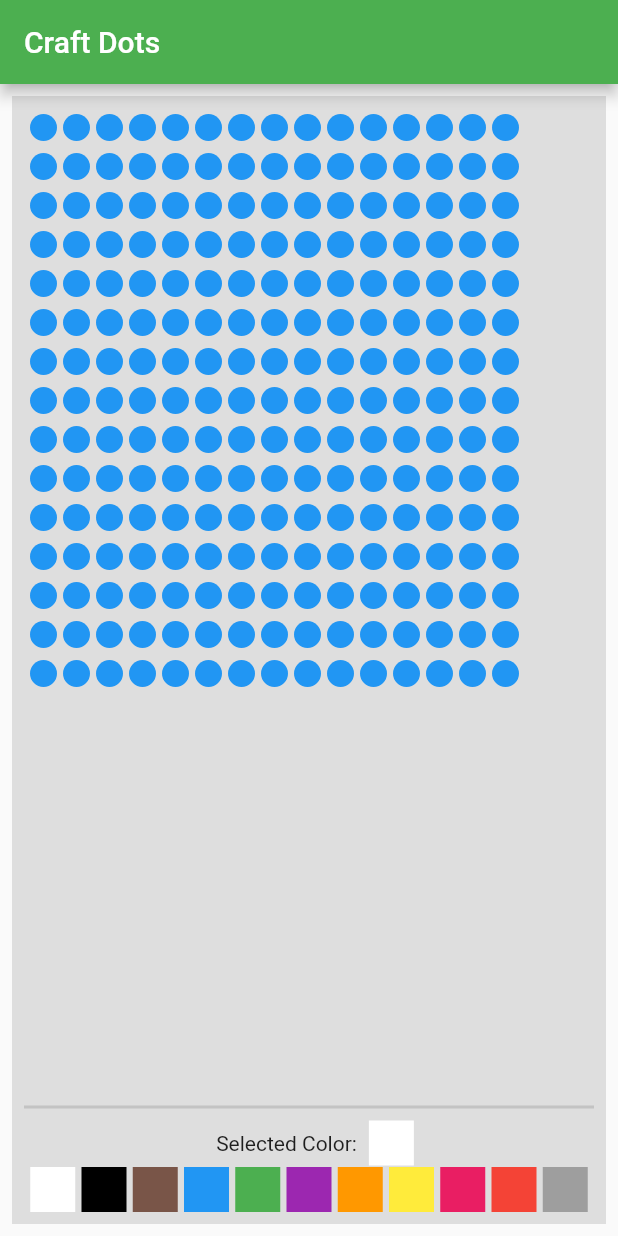
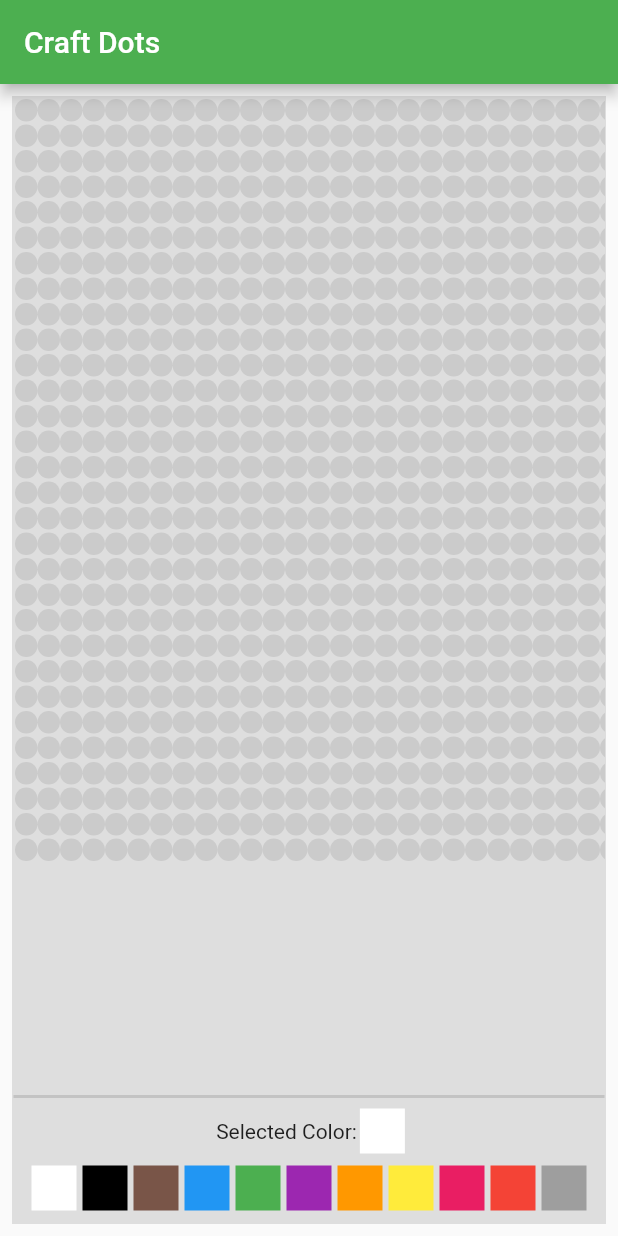
Before and after one commit to BMarx981/craft_dots, a Flutter app: the screen it shows after launch, on a phone screen of 412 x 824 dp. Run offline on Flutter 3.47's test engine with Material 2 defaults, Android fonts, the phone set to English and light mode, and no system bars.

Commit message:
Make board fully viewable.

```diff
--- /dev/null
+++ b/lib/models/size_config.dart
@@ -0,0 +1,17 @@
+import 'package:flutter/widgets.dart';
+
+class SizeConfig {
+  static MediaQueryData _mediaQueryData = const MediaQueryData();
+  static double screenWidth = 0;
+  static double screenHeight = 0;
+  static double blockSizeHorizontal = 0;
+  static double blockSizeVertical = 0;
+
+  void init(BuildContext context) {
+    _mediaQueryData = MediaQuery.of(context);
+    screenWidth = _mediaQueryData.size.width;
+    screenHeight = _mediaQueryData.size.height;
+    blockSizeHorizontal = screenWidth / 100;
+    blockSizeVertical = screenHeight / 100;
+  }
+}
--- a/lib/ui/peg_board.dart
+++ b/lib/ui/peg_board.dart
@@ -1,3 +1,4 @@
+import 'package:craft_dots/models/size_config.dart';
 import 'package:flutter/material.dart';
 
 class PegBoard extends StatefulWidget {
@@ -8,20 +9,22 @@ class PegBoard extends StatefulWidget {
 }
 
 class _PegBoardState extends State<PegBoard> {
+  List<Widget> board = [];
+  Color mainBoardColor = Colors.grey.withOpacity(.3);
   List<List<Color>> colorLists = [];
   Color currentColor = Colors.white;
-  int size = 15;
+  int size = 30;
 
   @override
   void initState() {
     colorLists = List.generate(
-        15,
+        size,
         (i) => List.generate(
-              15,
-              (_) => Colors.blue,
+              size,
+              (_) => mainBoardColor,
             ),
         growable: false);
-    _generateBoard(size);
+    board = _generateBoard(size);
     super.initState();
   }
 
@@ -29,17 +32,16 @@ class _PegBoardState extends State<PegBoard> {
     List<Widget> board = [];
     for (var row = 0; row < size; row++) {
       List<Widget> rows = List.generate(size, (col) {
-        return Padding(
-          padding: const EdgeInsets.all(2.0),
-          child: _buildADot(
-            size: 18,
+        return _buildADot(
+          size: size / 2,
           color: colorLists[row][col],
           col: col,
           row: row,
-          ),
         );
       });
-      board.add(Row(children: rows));
+      board.add(Row(
+        children: rows,
+      ));
     }
     return board;
   }
@@ -51,6 +53,11 @@ class _PegBoardState extends State<PegBoard> {
       required Color color}) {
     return GestureDetector(
       onTap: () {
+        if (colorLists[row][col] == currentColor) {
+          colorLists[row][col] = mainBoardColor;
+          setState(() {});
+          return;
+        }
         colorLists[row][col] = currentColor;
         setState(() {});
       },
@@ -99,30 +106,39 @@ class _PegBoardState extends State<PegBoard> {
 
   @override
   Widget build(BuildContext context) {
-    List<Widget> board = _generateBoard(15);
+    SizeConfig().init(context);
+    board = _generateBoard(size);
     return Padding(
-      padding: const EdgeInsets.all(8.0),
+      padding: const EdgeInsets.all(1.0),
       child: Column(
         children: [
           Expanded(
+            child: SingleChildScrollView(
+              scrollDirection: Axis.horizontal,
+              child: SizedBox(
+                width: SizeConfig.screenWidth + size * (size / 4),
                 child: ListView.builder(
+                  shrinkWrap: true,
                   itemBuilder: (context, index) {
                     return Padding(
-                  padding: const EdgeInsets.all(2.0),
+                      padding: const EdgeInsets.all(1.0),
                       child: board[index],
                     );
                   },
                   itemCount: board.length,
                 ),
               ),
+            ),
+          ),
           const Divider(thickness: 2),
+          //Selected color bottom piece
           Column(
             children: [
               Row(
                 mainAxisAlignment: MainAxisAlignment.center,
                 children: [
                   const Padding(
-                    padding: EdgeInsets.all(8.0),
+                    padding: EdgeInsets.all(2.0),
                     child: Text("Selected Color:"),
                   ),
                   Container(
@@ -132,9 +148,12 @@ class _PegBoardState extends State<PegBoard> {
                   ),
                 ],
               ),
-              Row(
+              Padding(
+                padding: const EdgeInsets.all(8.0),
+                child: Row(
                   mainAxisAlignment: MainAxisAlignment.spaceEvenly,
                   children: _buildColorRow(),
+                ),
               ),
             ],
           )
```
Lines whose indentation alone changed are shown as unchanged.
